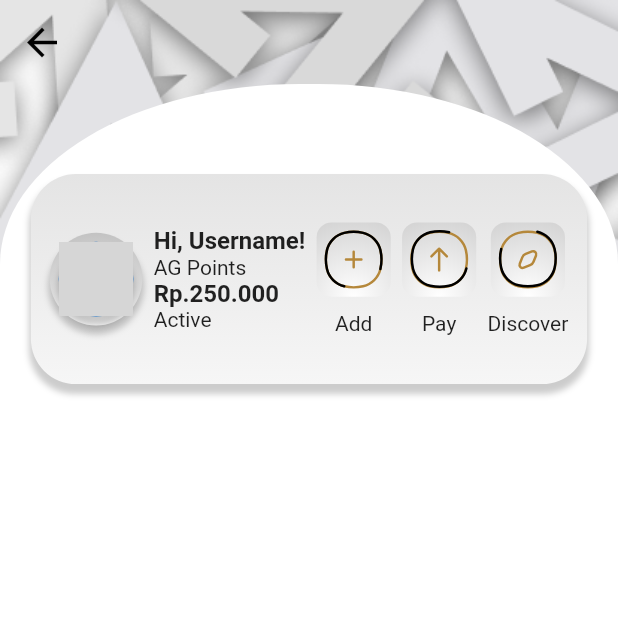
After one commit to syifahasan/agt, a Flutter app: the BalanceCheckPage screen opened directly, on a phone screen of 412 x 824 dp, the top half of it. The commit adds this screen. Run offline on Flutter 3.47's test engine with Material 2 defaults, Android fonts, the phone set to English and light mode, and no system bars; our stand-ins replace flutter_svg; Roboto replaces fonts that are missing (SFProDisplay); grey boxes are pictures that could not be loaded.

Commit message:
adding balanceCheck / pymentCheck page

```diff
--- /dev/null
+++ b/lib/pages/balanceCheck.dart
@@ -0,0 +1,160 @@
+import 'package:flutter/material.dart';
+import 'home.dart';
+
+class BalanceCheckPage extends StatelessWidget {
+  const BalanceCheckPage({super.key});
+
+  @override
+  Widget build(BuildContext context) {
+    final mediaQueryData = MediaQuery.of(context);
+    final screenWidth = mediaQueryData.size.width;
+    final screenHeight = mediaQueryData.size.height;
+    return Scaffold(
+      extendBodyBehindAppBar: true,
+      appBar: AppBar(
+        leading: IconButton(
+          onPressed: () {
+            Navigator.pop(context);
+          },
+          icon: Icon(Icons.arrow_back, color: Colors.black, size: 30),
+        ),
+        backgroundColor: Colors.transparent,
+        elevation: 0,
+      ),
+      body: Container(
+        decoration: BoxDecoration(
+          image: DecorationImage(
+              image: AssetImage('assets/other/bg2.png'),
+              alignment: Alignment.topCenter,
+              fit: BoxFit.contain),
+        ),
+        child: ListView(
+          children: [
+            Container(
+              width: screenWidth,
+              height: 900,
+              decoration: BoxDecoration(
+                color: Colors.white,
+                borderRadius: BorderRadius.vertical(
+                  top: Radius.elliptical(200, 120),
+                ),
+              ),
+              child: Column(
+                children: [
+                  Container(
+                    padding: EdgeInsets.all(5),
+                    margin: EdgeInsets.only(top: 60),
+                    height: screenHeight * 17 / 100,
+                    width: 90 / 100 * screenWidth,
+                    decoration: BoxDecoration(
+                      // color: Colors.white,
+                      boxShadow: [
+                        BoxShadow(
+                          color: Colors.black.withOpacity(0.2),
+                          offset: Offset(0, 5),
+                          blurRadius: 3,
+                          spreadRadius: 1,
+                        ),
+                      ],
+                      gradient: LinearGradient(
+                        colors: [Color.fromARGB(255, 58, 57, 57), Colors.white],
+                        begin: Alignment(0, -20),
+                        end: Alignment(0, 2),
+                      ),
+                      borderRadius: BorderRadius.circular(30),
+                      // border: Border.all(color: Colors.black, width: 2),
+                    ),
+                    child: Row(
+                      crossAxisAlignment: CrossAxisAlignment.center,
+                      mainAxisAlignment: MainAxisAlignment.spaceEvenly,
+                      children: [
+                        Container(
+                          width: screenWidth * 15 / 100,
+                          height: screenWidth * 15 / 100,
+                          decoration: BoxDecoration(
+                              gradient: RadialGradient(
+                                colors: [
+                                  Colors.white,
+                                  Color.fromARGB(255, 14, 13, 13)
+                                ],
+                                center: Alignment.bottomCenter,
+                                radius: 4,
+                              ),
+                              boxShadow: [
+                                BoxShadow(
+                                  color: Colors.black.withOpacity(0.2),
+                                  offset: Offset(0, 5),
+                                  blurRadius: 3,
+                                  spreadRadius: 1,
+                                ),
+                              ],
+                              borderRadius: BorderRadius.circular(35)),
+                          child: Padding(
+                            padding: const EdgeInsets.all(6.0),
+                            child: Container(
+                              decoration: BoxDecoration(
+                                  shape: BoxShape.circle,
+                                  boxShadow: [
+                                    BoxShadow(
+                                      color: Colors.black.withOpacity(0.2),
+                                      offset: Offset(0, 5),
+                                      blurRadius: 3,
+                                      spreadRadius: 1,
+                                    ),
+                                  ]),
+                              child: CircleAvatar(
+                                radius: 30.0,
+                                backgroundImage:
+                                    AssetImage('assets/icons/LogoAGT.png'),
+                              ),
+                            ),
+                          ),
+                        ),
+                        Container(
+                          child: Column(
+                            crossAxisAlignment: CrossAxisAlignment.start,
+                            mainAxisAlignment: MainAxisAlignment.center,
+                            children: [
+                              Text(
+                                "Hi, Username!",
+                                style: TextStyle(
+                                  fontWeight: FontWeight.bold,
+                                  fontSize: 16,
+                                ),
+                              ),
+                              Text("AG Points"),
+                              Text(
+                                "Rp.250.000",
+                                style: TextStyle(
+                                  fontWeight: FontWeight.bold,
+                                  fontSize: 16,
+                                ),
+                              ),
+                              Text("Active"),
+                            ],
+                          ),
+                        ),
+                        ActionButtons(
+                          icon: 'assets/icons/add-svgrepo-com.svg',
+                          desc: "Add",
+                        ),
+                        ActionButtons(
+                          icon: 'assets/icons/arrow-top-3-svgrepo-com.svg',
+                          desc: "Pay",
+                        ),
+                        ActionButtons(
+                          icon: 'assets/icons/discovery-svgrepo-com.svg',
+                          desc: "Discover",
+                        ),
+                      ],
+                    ),
+                  ),
+                ],
+              ),
+            ),
+          ],
+        ),
+      ),
+    );
+  }
+}
--- a/lib/pages/home.dart
+++ b/lib/pages/home.dart
@@ -1,3 +1,4 @@
+import 'package:authentic_guards/pages/balanceCheck.dart';
 import 'package:flutter/material.dart';
 import 'package:flutter/widgets.dart';
 import 'package:flutter_svg/flutter_svg.dart';
@@ -334,6 +335,17 @@ class HomePage extends StatelessWidget {
                                     borderRadius: BorderRadius.circular(35)),
                                 child: Padding(
                                   padding: const EdgeInsets.all(6.0),
+                                  child: GestureDetector(
+                                    onTap: () {
+                                      print("Button Tapped");
+                                      Navigator.push(
+                                        context,
+                                        MaterialPageRoute(
+                                          builder: (context) =>
+                                              BalanceCheckPage(),
+                                        ),
+                                      );
+                                    },
                                     child: Container(
                                       decoration: BoxDecoration(
                                           shape: BoxShape.circle,
@@ -350,6 +362,7 @@ class HomePage extends StatelessWidget {
                                         radius: 30.0,
                                         backgroundImage: AssetImage(
                                             'assets/icons/LogoAGT.png'),
+                                      ),
                                     ),
                                   ),
                                 ),
--- a/pubspec.yaml
+++ b/pubspec.yaml
@@ -36,6 +36,7 @@ dependencies:
   cupertino_icons: ^1.0.2
   flutter_svg: ^2.0.7
   random_avatar: ^0.0.8
+  flutter_native_splash: ^2.3.1
 
 dev_dependencies:
   flutter_test:
@@ -62,6 +63,7 @@ flutter:
   assets:
     - assets/other/bg.png
     - assets/other/logo.png
+    - assets/other/bg2.png
     - assets/icons/news-svgrepo-com.png
     - assets/icons/agt_white.svg
     - assets/icons/plane-svgrepo-com.png
```
Also changed, not shown: assets/other/bg2.png (added), pubspec.lock. Lines whose indentation alone changed are shown as unchanged.
